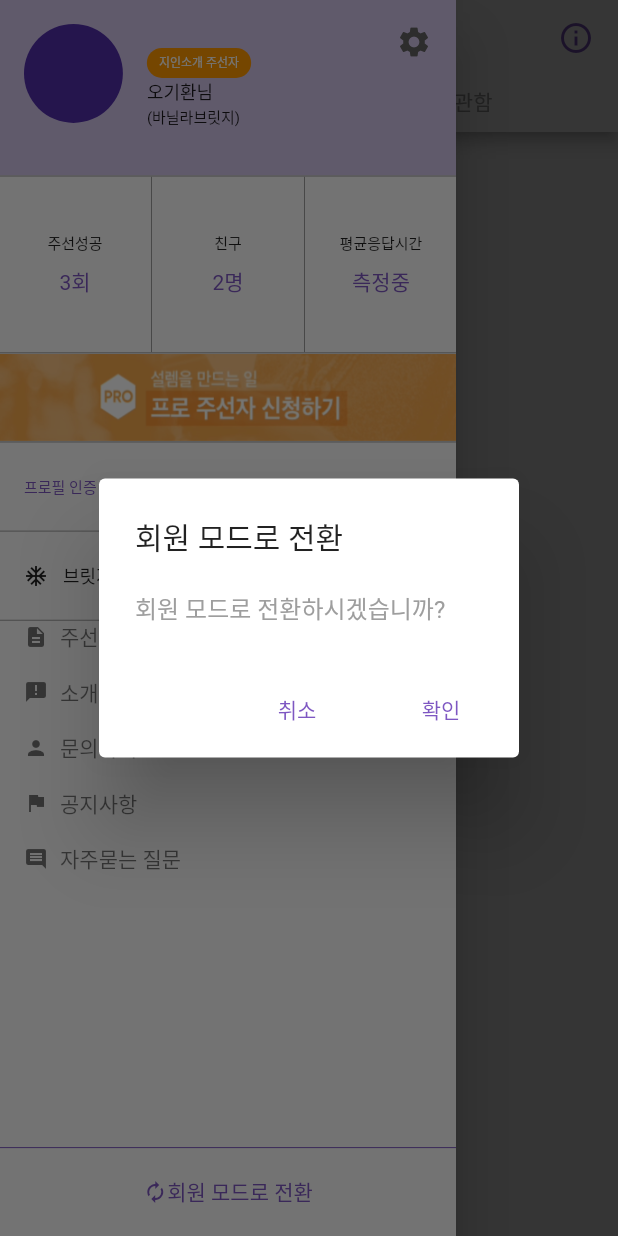
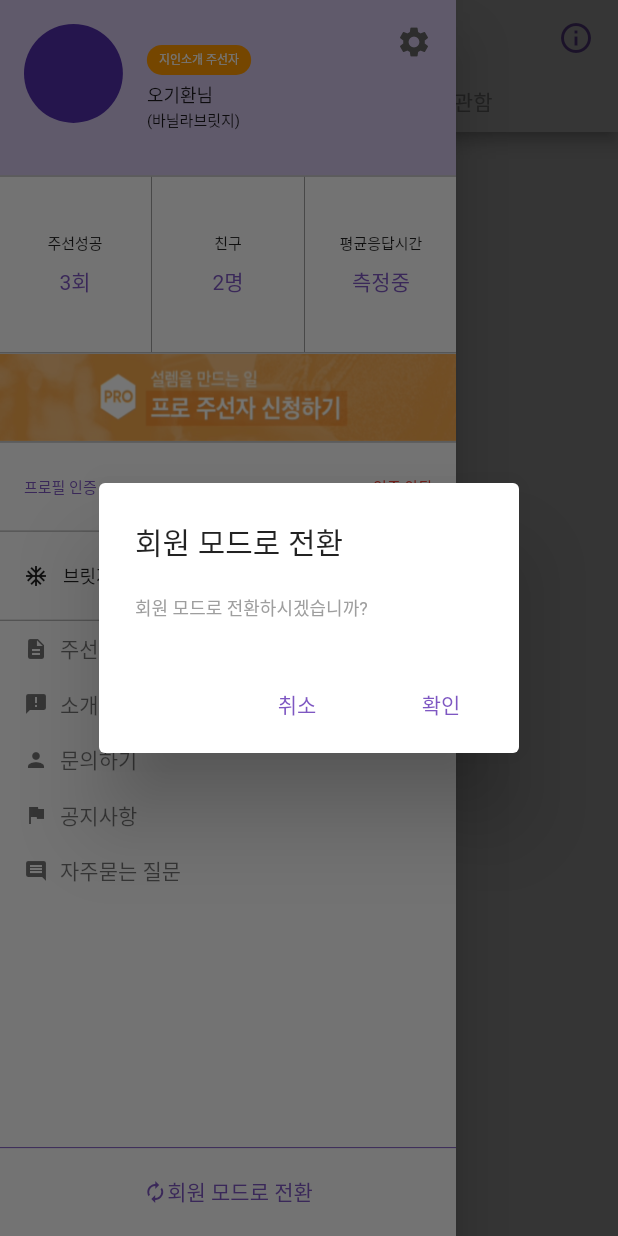
Before and after one commit to wurikiji/vanilla-bridge-copy, a Flutter app: the screen it shows after launch, in the side drawer, after a tap on "회원 모드로 전환", on a phone screen of 412 x 824 dp. Run offline on Flutter 3.47's test engine with Material 2 defaults, Android fonts, the phone set to English and light mode, and no system bars.

Commit message:
Add paddings and Inks

```diff
--- a/lib/screens/common/vanilla_drawer.dart
+++ b/lib/screens/common/vanilla_drawer.dart
@@ -59,7 +59,10 @@ class VanillaDrawer extends StatelessWidget {
           showDialog(context: context, builder: (context) {
             return AlertDialog(
               title: Text("회원 모드로 전환"),
-              content: Text("회원 모드로 전환하시겠습니까?", style: TextStyle(color: Colors.grey)),
+              content: Text(
+                  "회원 모드로 전환하시겠습니까?",
+                  style: TextStyle(color: Colors.grey, fontSize: 12.0),
+              ),
               actions: <Widget>[
                 FlatButton(
                   child: Text("취소", style: TextStyle(color: Colors.deepPurple[400])),
@@ -90,21 +93,19 @@ class VanillaDrawer extends StatelessWidget {
       child: ListView(
         children: <Widget>[
           _buildMenuItem(Icons.description, "주선자 매뉴얼"),
-          SizedBox(height: 16.0),
           _buildMenuItem(Icons.announcement, "소개팅 주선방법"),
-          SizedBox(height: 16.0),
           _buildMenuItem(Icons.person, "문의하기"),
-          SizedBox(height: 16.0),
           _buildMenuItem(Icons.flag, "공지사항"),
-          SizedBox(height: 16.0),
           _buildMenuItem(Icons.insert_comment, "자주묻는 질문"),
         ],
       ),
     );
   }
   Widget _buildMenuItem(IconData icon, String title) {
-    return Container(
-      padding: EdgeInsets.symmetric(horizontal: 16.0),
+    return InkWell(
+      onTap: () {},
+      child: Container(
+        padding: EdgeInsets.symmetric(horizontal: 16.0, vertical: 8.0),
         child: Row(
           mainAxisAlignment: MainAxisAlignment.start,
           crossAxisAlignment: CrossAxisAlignment.center,
@@ -113,6 +114,7 @@ class VanillaDrawer extends StatelessWidget {
             SizedBox(width: 8.0),
             Text(title, style: TextStyle(color: Colors.black54)),
           ],
+        ),
       ),
     );
   }
@@ -203,6 +205,7 @@ class VanillaDrawer extends StatelessWidget {
                   "지인소개 주선자",
                   style: TextStyle(color: Colors.white, fontSize: 8.0),
                 ),
+                margin: EdgeInsets.only(bottom: 4.0),
               ),
               Text("오기환님", style: TextStyle(fontSize: 12.0)),
               Text("(바닐라브릿지)", style: TextStyle(fontSize: 10.0)),
@@ -223,18 +226,12 @@ class VanillaDrawer extends StatelessWidget {
           flex: 1,
           child: _buildStatusBox("주선성공", "3회"),
         ),
-        VerticalDivider(
-          width: 2,
-          color: Colors.grey,
-        ),
+        VerticalDivider(width: 2, color: Colors.grey),
         Expanded(
           flex: 1,
           child: _buildStatusBox("친구", "2명"),
         ),
-        VerticalDivider(
-          width: 2,
-          color: Colors.grey,
-        ),
+        VerticalDivider(width: 2, color: Colors.grey),
         Expanded(
           flex: 1,
           child: _buildStatusBox("평균응답시간", "측정중"),
```
Lines whose indentation alone changed are shown as unchanged.
